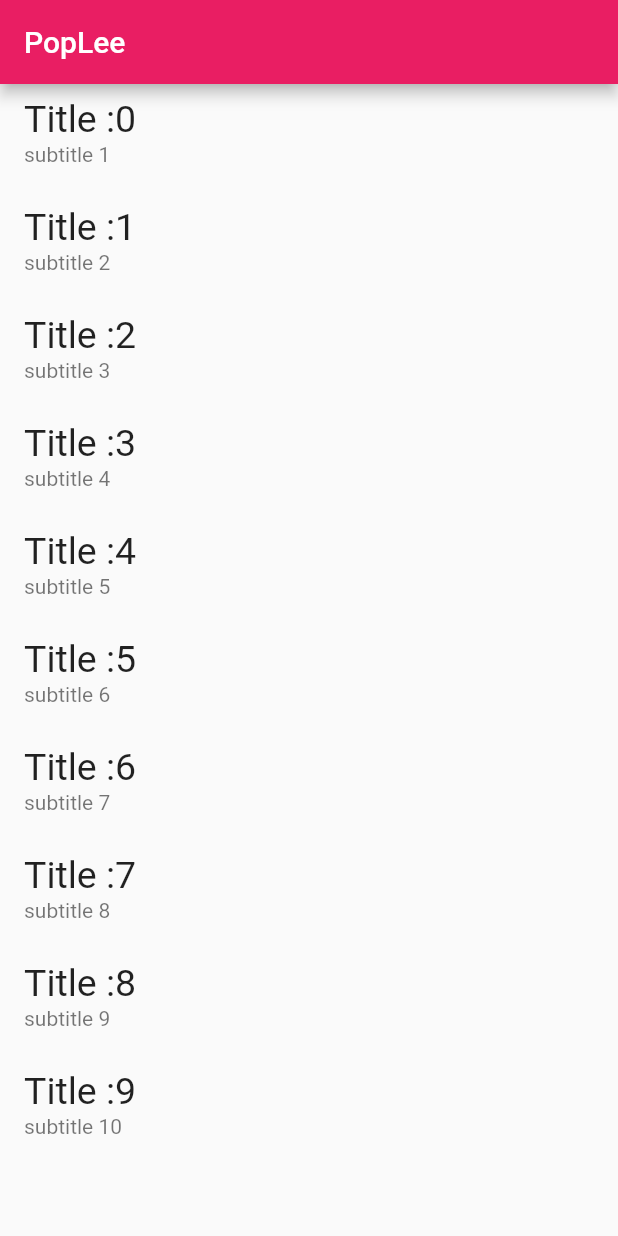
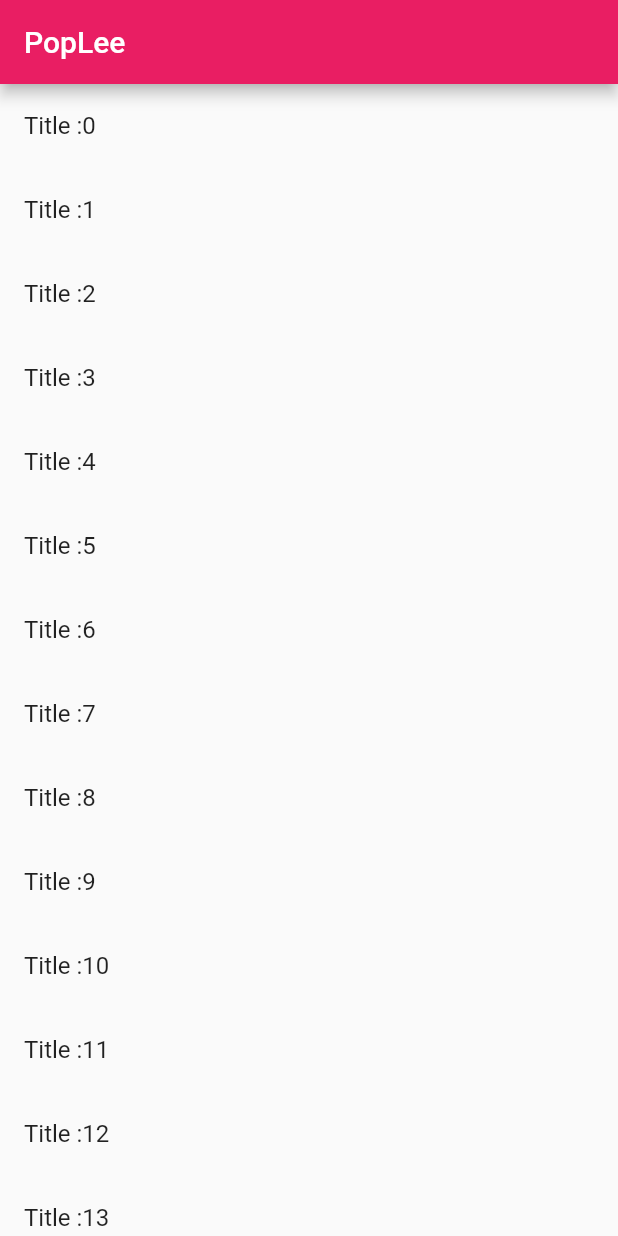
Before and after one commit to tongbantin/flutter-first-app, a Flutter app: the screen it shows after launch, on a phone screen of 412 x 824 dp. Run offline on Flutter 3.47's test engine with Material 2 defaults, Android fonts, the phone set to English and light mode, and no system bars.

Commit message:
ListView.builder

```diff
--- a/lib/main.dart
+++ b/lib/main.dart
@@ -31,23 +31,11 @@ class _MyHomePageState extends State<MyHomePage> {
       appBar: AppBar(
         title: Text("PopLee"),
       ),
-      body: Center(
-        child: ListView(children: getData(10)),
-      ),
+      body: ListView.builder(
+          itemCount: 15,
+          itemBuilder: (BuildContext context, int index) {
+            return ListTile(title: Text("Title :$index"));
+          }),
     );
   }
-
-  List<Widget> getData(int count) {
-    List<Widget> data = [];
-    for (var i = 0; i < count; i++) {
-      var menu = ListTile(
-          title: Text(
-        "Title :" + i.toString(),
-        style: TextStyle(fontSize: 25),
-      ),
-      subtitle: Text("subtitle ${i+1}"),);
-      data.add(menu);
-    }
-    return data;
-  }
 }
```
